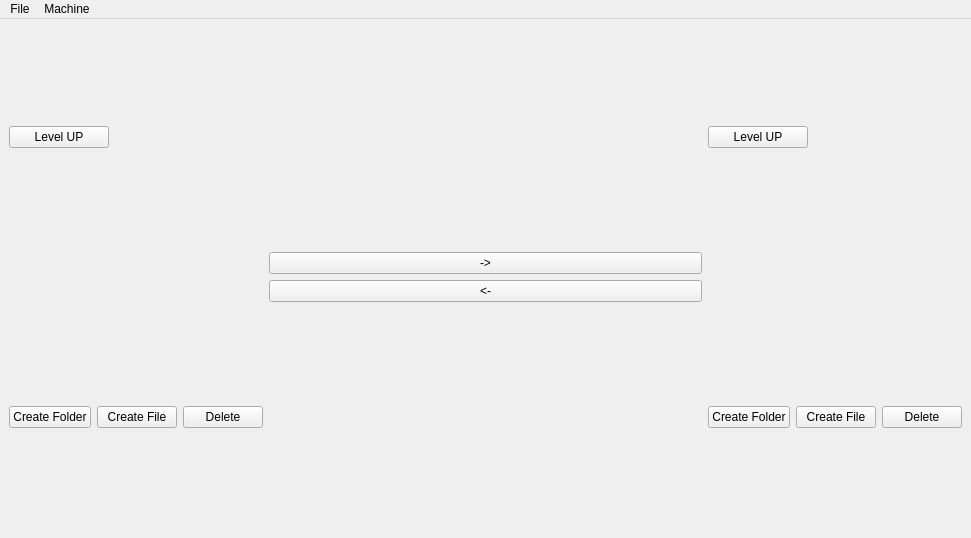
Above: examples/mini/mini.ui from kcjengr/qtpyvcp before the change. Below: the same form after it.
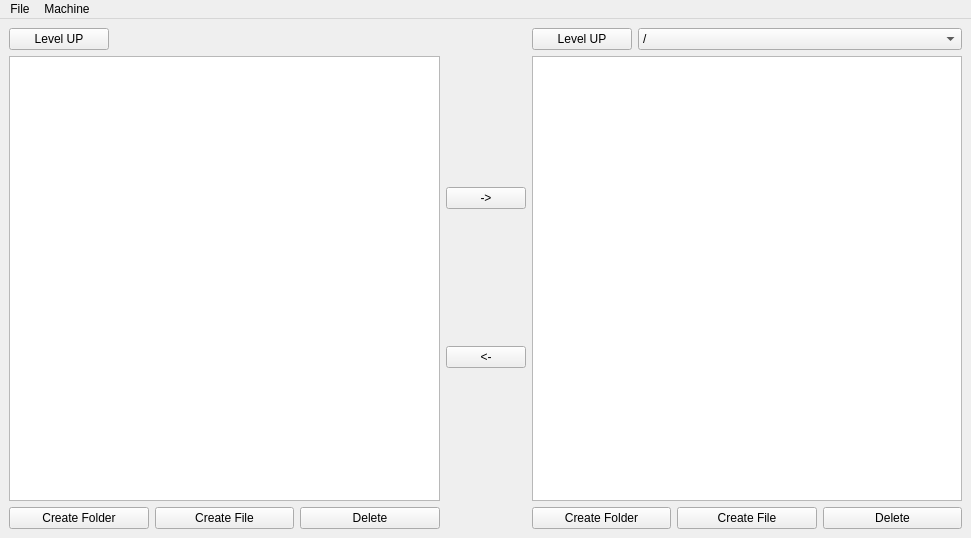
That is the form after the change. Custom widgets are drawn as their Qt base class.

Commit message: use FileSystemTable as the custom widget so can be styled easier

What changed in the file:
```diff
--- a/examples/mini/mini.ui
+++ b/examples/mini/mini.ui
@@ -21,7 +21,7 @@
     </size>
    </property>
    <layout class="QGridLayout" name="gridLayout">
-    <item row="2" column="3">
+    <item row="3" column="3">
      <layout class="QHBoxLayout" name="horizontalLayout_2">
       <item>
        <widget class="QPushButton" name="remoteNewFolderButton">
@@ -78,13 +78,13 @@
      </layout>
     </item>
     <item row="1" column="0">
-     <widget class="FileSystem" name="filesystem">
-      <property name="table_type" stdset="0">
-       <enum>FileSystem::Local</enum>
+     <widget class="FileSystemTable" name="filesystem">
+      <property name="showGrid">
+       <bool>true</bool>
       </property>
      </widget>
     </item>
-    <item row="2" column="0">
+    <item row="3" column="0">
      <layout class="QHBoxLayout" name="horizontalLayout">
       <item>
        <widget class="QPushButton" name="localCreateFolderButton">
@@ -110,13 +110,15 @@
      </layout>
     </item>
     <item row="1" column="3">
-     <widget class="FileSystem" name="filesystem_2">
-      <property name="table_type" stdset="0">
-       <enum>FileSystem::Remote</enum>
+     <widget class="FileSystemTable" name="filesystem_2">
+      <property name="tableType" stdset="0">
+       <enum>FileSystemTable::Remote</enum>
       </property>
      </widget>
     </item>
     <item row="0" column="3">
+     <layout class="QHBoxLayout" name="horizontalLayout_3">
+      <item>
      <widget class="QPushButton" name="remoteUpButton">
       <property name="maximumSize">
        <size>
@@ -129,6 +131,22 @@
       </property>
      </widget>
     </item>
+      <item>
+       <widget class="RemovableDeviceComboBox" name="removabledevicecombobox">
+        <item>
+         <property name="text">
+          <string>/</string>
+         </property>
+        </item>
+        <item>
+         <property name="text">
+          <string>/media/kurt/DEBIAN LIVE</string>
+         </property>
+        </item>
+       </widget>
+      </item>
+     </layout>
+    </item>
    </layout>
   </widget>
   <widget class="QMenuBar" name="menuBar">
@@ -185,6 +203,11 @@
   </action>
  </widget>
  <customwidgets>
+  <customwidget>
+   <class>RemovableDeviceComboBox</class>
+   <extends>QComboBox</extends>
+   <header>QtPyVCP.widgets.input_widgets.file_system</header>
+  </customwidget>
   <customwidget>
    <class>VCPMainWindow</class>
    <extends>QMainWindow</extends>
@@ -192,8 +215,8 @@
    <container>1</container>
   </customwidget>
   <customwidget>
-   <class>FileSystem</class>
-   <extends>QWidget</extends>
+   <class>FileSystemTable</class>
+   <extends>QTableView</extends>
    <header>QtPyVCP.widgets.input_widgets.file_system</header>
   </customwidget>
  </customwidgets>
```
Left out of the diff: 18 changed lines with no effect on the pictures. Lines whose indentation alone changed are shown as unchanged. The commit also changes 2 other files.
